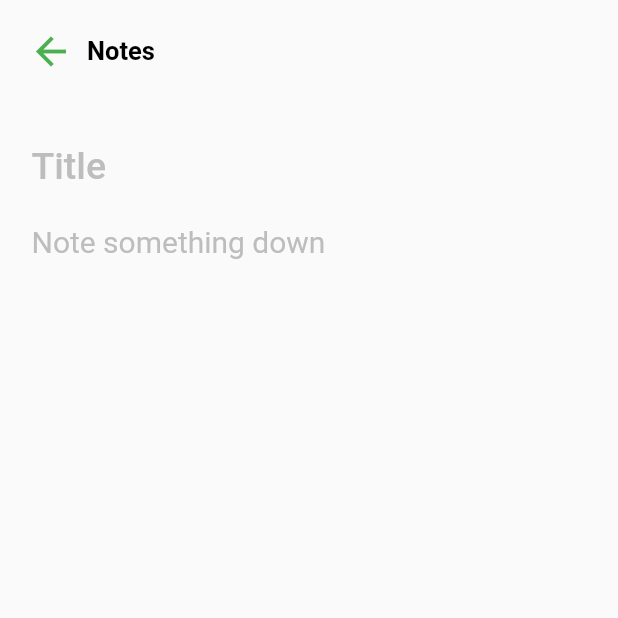
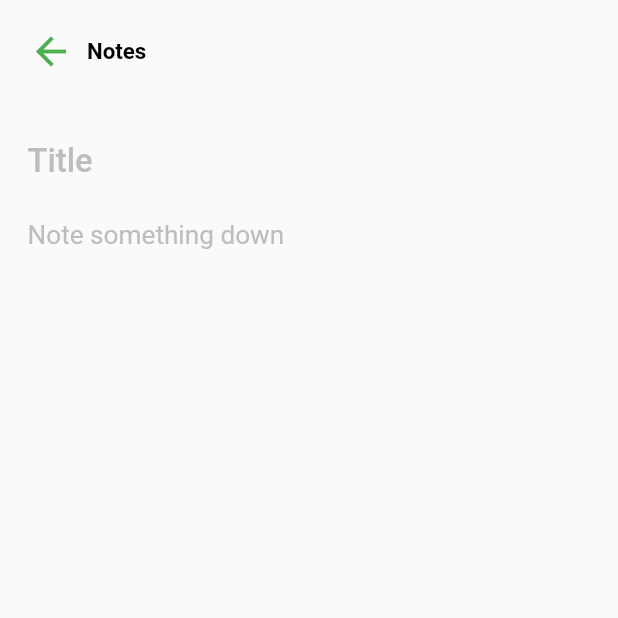
Before and after one commit to UI-Light/NoteApp, a Flutter app: the screen it shows after launch, after a tap on the "add" icon, on a phone screen of 412 x 824 dp, the top half of it. Run offline on Flutter 3.47's test engine with Material 2 defaults, Android fonts, the phone set to English and light mode, and no system bars; our stand-ins replace device_preview, sqflite; accounts and stored records are empty.

Commit message:
Refactor views to be responsive

```diff
--- a/lib/app.dart
+++ b/lib/app.dart
@@ -1,8 +1,8 @@
 import 'package:flutter/material.dart';
 import 'package:note_app/ui/routes/routes_generator.dart';
 import 'package:note_app/utils/size_util.dart';
-import 'package:note_app/viewModels/note_view_model.dart';
-import 'package:note_app/viewModels/todo_view_model.dart';
+import 'package:note_app/ui/viewModels/note_view_model.dart';
+import 'package:note_app/ui/viewModels/todo_view_model.dart';
 import 'package:provider/provider.dart';
 
 class App extends StatelessWidget {
@@ -10,7 +10,6 @@ class App extends StatelessWidget {
 
   @override
   Widget build(BuildContext context) {
-    SizeUtil.init(context);
     return MultiProvider(
       providers: [
         ChangeNotifierProvider<NoteViewModel>(
@@ -21,6 +20,10 @@ class App extends StatelessWidget {
         ),
       ],
       child: MaterialApp(
+        builder: (context, child) {
+          SizeUtil.init(context);
+          return child!;
+        },
         debugShowCheckedModeBanner: false,
         //home: Home(),
         theme: ThemeData(),
--- a/lib/ui/shared/search_bar.dart
+++ b/lib/ui/shared/search_bar.dart
@@ -1,4 +1,5 @@
 import 'package:flutter/material.dart';
+import 'package:note_app/utils/size_util.dart';
 
 class SearchBar extends StatelessWidget {
   final TextEditingController controller;
@@ -9,7 +10,7 @@ class SearchBar extends StatelessWidget {
   @override
   Widget build(BuildContext context) {
     return Container(
-      height: 40,
+      height: 40.h,
       padding: const EdgeInsets.all(3),
       decoration: BoxDecoration(
         color: Colors.grey[200],
--- a/lib/ui/views/delete_todos_view.dart
+++ b/lib/ui/views/delete_todos_view.dart
@@ -1,7 +1,7 @@
 import 'package:flutter/material.dart';
 import 'package:note_app/models/todo.dart';
 import 'package:note_app/ui/shared/delete_todo_card.dart';
-import 'package:note_app/viewModels/todo_view_model.dart';
+import 'package:note_app/ui/viewModels/todo_view_model.dart';
 import 'package:provider/provider.dart';
 
 class DeleteTodosView extends StatefulWidget {
--- a/lib/ui/views/new_note_view.dart
+++ b/lib/ui/views/new_note_view.dart
@@ -1,6 +1,7 @@
 import 'package:flutter/material.dart';
-import 'package:note_app/viewModels/note_view_model.dart';
+import 'package:note_app/ui/viewModels/note_view_model.dart';
 import 'package:provider/provider.dart';
+import 'package:note_app/utils/size_util.dart';
 
 class CreateNote extends StatefulWidget {
   @override
@@ -65,7 +66,7 @@ class _CreateNoteState extends State<CreateNote> {
                       "Notes",
                       style: TextStyle(
                         color: Colors.black,
-                        fontSize: 17,
+                        fontSize: 17.sp,
                         fontWeight: FontWeight.w600,
                       ),
                     ),
@@ -87,7 +88,7 @@ class _CreateNoteState extends State<CreateNote> {
               ),
               Expanded(
                 child: Padding(
-                  padding: EdgeInsets.fromLTRB(21, 16.0, 8.0, 0.0),
+                  padding: EdgeInsets.fromLTRB(21.w, 16.h, 8.w, 0),
                   child: Column(
                     children: <Widget>[
                       TextField(
@@ -100,7 +101,7 @@ class _CreateNoteState extends State<CreateNote> {
                             border: InputBorder.none,
                             hintStyle: TextStyle(
                               color: Colors.grey[400],
-                              fontSize: 25,
+                              fontSize: 25.sp,
                               fontWeight: FontWeight.w500,
                             )),
                       ),
@@ -115,7 +116,7 @@ class _CreateNoteState extends State<CreateNote> {
                             border: InputBorder.none,
                             hintStyle: TextStyle(
                               color: Colors.grey[400],
-                              fontSize: 20,
+                              fontSize: 20.sp,
                             ),
                           ),
                         ),
--- a/lib/ui/views/notes_view.dart
+++ b/lib/ui/views/notes_view.dart
@@ -3,8 +3,9 @@ import 'package:note_app/models/note.dart';
 import 'package:note_app/ui/routes/routes.dart';
 import 'package:note_app/ui/shared/note_card.dart';
 import 'package:note_app/ui/shared/search_bar.dart';
-import 'package:note_app/viewModels/note_view_model.dart';
+import 'package:note_app/ui/viewModels/note_view_model.dart';
 import 'package:provider/provider.dart';
+import 'package:note_app/utils/size_util.dart';
 
 class NoteView extends StatefulWidget {
   @override
@@ -38,7 +39,12 @@ class _NoteViewState extends State<NoteView> {
       body: SafeArea(
         child: Container(
           child: Padding(
-            padding: const EdgeInsets.fromLTRB(20, 70, 20, 0),
+            padding: EdgeInsets.fromLTRB(
+              20.w,
+              70.h,
+              20.w,
+              0,
+            ),
             child: Column(
               children: <Widget>[
                 Container(
@@ -46,15 +52,15 @@ class _NoteViewState extends State<NoteView> {
                   child: Text(
                     'Notes',
                     style: TextStyle(
-                      fontSize: 30,
+                      fontSize: 30.sp,
                       fontWeight: FontWeight.w600,
                     ),
                   ),
                 ),
-                const SizedBox(height: 20),
+                SizedBox(height: 20.h),
                 SearchBar(
                     controller: searchNoteController, hintText: 'Search Notes'),
-                SizedBox(height: 20),
+                SizedBox(height: 20.h),
                 Expanded(
                   child: isLoading
                       ? Center(
--- a/lib/ui/views/page_view.dart
+++ b/lib/ui/views/page_view.dart
@@ -15,6 +15,7 @@ class _HomeState extends State<Home> {
 
   @override
   Widget build(BuildContext context) {
+    print(MediaQuery.of(context).size);
     return Scaffold(
       body: PageView(
         physics: NeverScrollableScrollPhysics(),
--- a/lib/ui/views/todo_view.dart
+++ b/lib/ui/views/todo_view.dart
@@ -6,7 +6,7 @@ import 'package:note_app/ui/shared/todo_bottom_sheet.dart';
 import 'package:note_app/ui/shared/todo_card.dart';
 import 'package:note_app/ui/shared/edit_bottom_sheet.dart';
 import 'package:note_app/utils/size_util.dart';
-import 'package:note_app/viewModels/todo_view_model.dart';
+import 'package:note_app/ui/viewModels/todo_view_model.dart';
 import 'package:provider/provider.dart';
 
 class TodoView extends StatefulWidget {
```
Also changed, not shown: lib/ui/shared/delete_todo_card.dart (+7 -5 lines), lib/ui/shared/edit_bottom_sheet.dart (+13 -12 lines), lib/ui/shared/note_card.dart (+7 -6 lines), lib/ui/shared/todo_bottom_sheet.dart (+13 -12 lines), lib/ui/shared/todo_card.dart (+8 -5 lines), lib/ui/views/edit_note_view.dart (+7 -7 lines), lib/ui/viewModels/note_view_model.dart (renamed from lib/viewModels/note_view_model.dart), lib/ui/viewModels/todo_view_model.dart (renamed from lib/viewModels/todo_view_model.dart).
